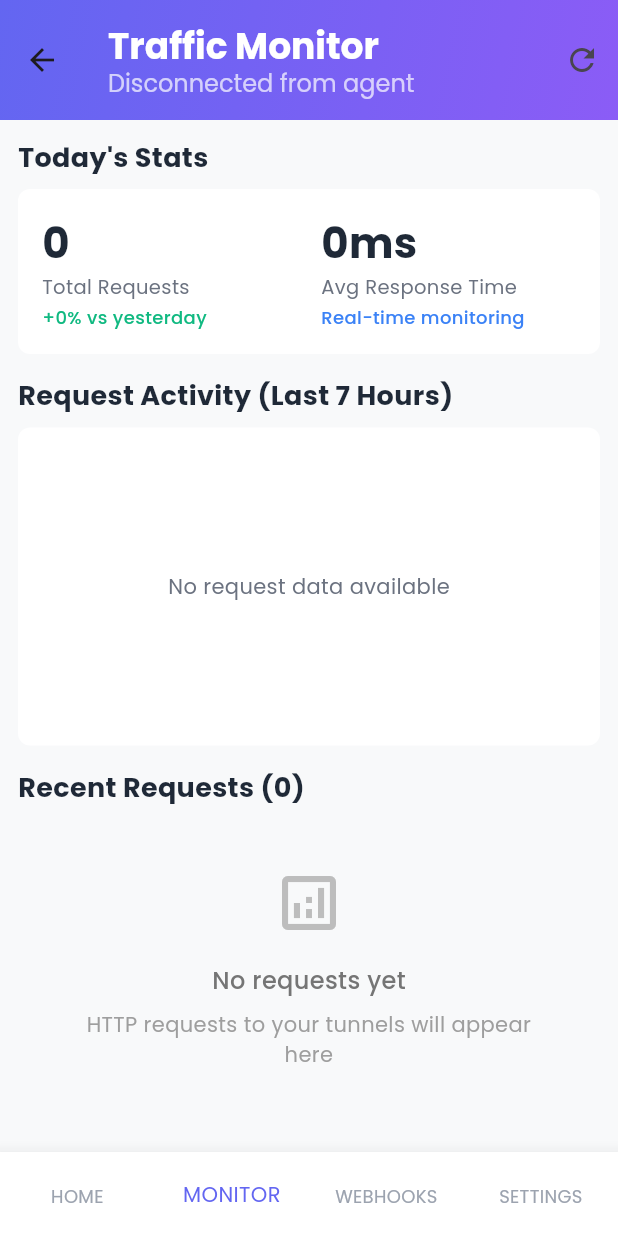
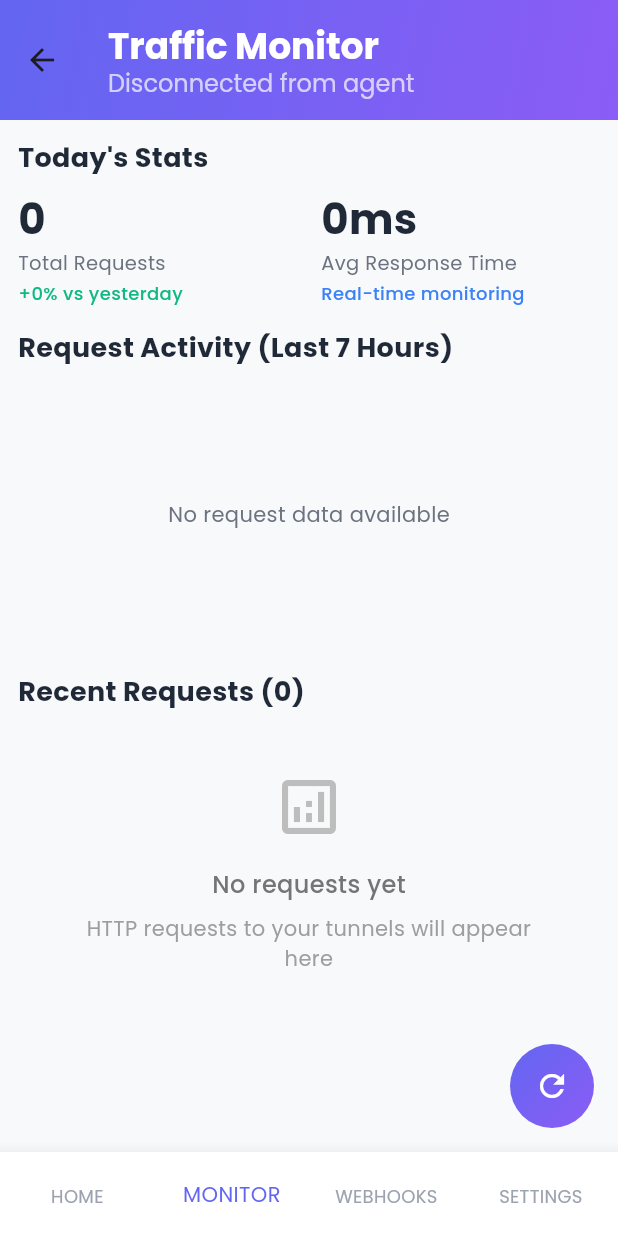
Before and after one commit to anjumArnab/Tap-Tunnel, a Flutter app: the TrafficMonitorScreen screen opened by its route, on a phone screen of 412 x 824 dp. Run offline on Flutter 3.47's test engine with Material 3 defaults, Android fonts, the phone set to English and light mode, and no system bars; our stand-ins replace fl_chart, google_fonts; network calls fail.

Commit message:
floating action button

```diff
--- a/lib/views/traffic_monitor.dart
+++ b/lib/views/traffic_monitor.dart
@@ -287,24 +287,34 @@ class _TrafficMonitorScreenState extends State<TrafficMonitorScreen> {
         ),
         toolbarHeight: 80,
         backgroundColor: Colors.transparent,
-        actions: [
-          IconButton(
+      ),
+      body: _buildBody(),
+      floatingActionButton: Container(
+        decoration: const BoxDecoration(
+          gradient: LinearGradient(
+            colors: [Color(0xFF6366F1), Color(0xFF8B5CF6)],
+            begin: Alignment.topLeft,
+            end: Alignment.bottomRight,
+          ),
+          shape: BoxShape.circle,
+        ),
+        child: FloatingActionButton(
           onPressed: _isLoading ? null : _refreshData,
-            icon:
+          backgroundColor: Colors.transparent,
+          elevation: 0,
+          child:
               _isLoading
                   ? const SizedBox(
-                      width: 20,
-                      height: 20,
+                    width: 24,
+                    height: 24,
                     child: CircularProgressIndicator(
                       strokeWidth: 2,
                       valueColor: AlwaysStoppedAnimation<Color>(Colors.white),
                     ),
                   )
-                    : const Icon(Icons.refresh),
+                  : const Icon(Icons.refresh, color: Colors.white),
         ),
-        ],
       ),
-      body: _buildBody(),
       bottomNavigationBar: _buildBottomNavigation(),
     );
   }
@@ -390,13 +400,7 @@ class _TrafficMonitorScreenState extends State<TrafficMonitorScreen> {
           ),
         ),
         const SizedBox(height: 8),
-        Container(
-          padding: const EdgeInsets.all(16),
-          decoration: BoxDecoration(
-            color: Colors.white,
-            borderRadius: BorderRadius.circular(8),
-          ),
-          child: Row(
+        Row(
           children: [
             Expanded(
               child: Column(
@@ -457,7 +461,6 @@ class _TrafficMonitorScreenState extends State<TrafficMonitorScreen> {
             ),
           ],
         ),
-        ),
       ],
     );
   }
@@ -488,23 +491,14 @@ class _TrafficMonitorScreenState extends State<TrafficMonitorScreen> {
           ),
         ),
         const SizedBox(height: 8),
-        Container(
-          padding: const EdgeInsets.all(16),
-          decoration: BoxDecoration(
-            color: Colors.white,
-            borderRadius: BorderRadius.circular(8),
-          ),
-          child: SizedBox(
+        SizedBox(
           height: 180,
           child:
               _chartData.isEmpty
                   ? const Center(
                     child: Text(
                       'No request data available',
-                        style: TextStyle(
-                          color: Color(0xFF6B7280),
-                          fontSize: 14,
-                        ),
+                      style: TextStyle(color: Color(0xFF6B7280), fontSize: 14),
                     ),
                   )
                   : BarChart(
@@ -575,7 +569,6 @@ class _TrafficMonitorScreenState extends State<TrafficMonitorScreen> {
                               ],
                             );
                           }).toList(),
-                      ),
                     ),
                   ),
         ),
@@ -730,7 +723,7 @@ class _TrafficMonitorScreenState extends State<TrafficMonitorScreen> {
       case 'POST':
         return const Color(0xFF10B981); // Green
       case 'PUT':
-        return const Color(0xFFF59E0B); // Orange
+        return const Color(0xFDF59E0B); // Orange
       case 'DELETE':
         return const Color(0xFFEF4444); // Red
       case 'PATCH':
```
Lines whose indentation alone changed are shown as unchanged.
